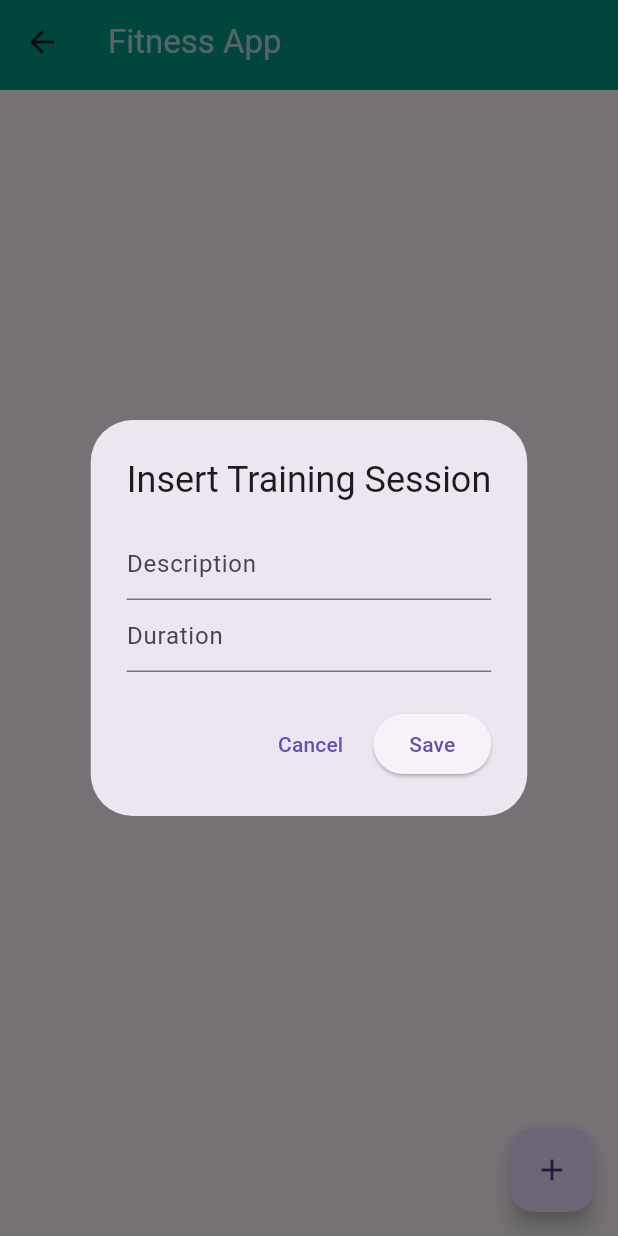
After one commit to Nullises/flutter_application_test, a Flutter app: the SessionsScreen screen opened directly, after a tap on the "add" icon, on a phone screen of 412 x 824 dp. The commit adds this screen. Run offline on Flutter 3.47's test engine with Material 3 defaults, Android fonts, the phone set to English and light mode, and no system bars; our stand-ins replace shared_preferences; accounts and stored records are empty.

Commit message:
feature/shared_preferences_and_web_rest

```diff
--- /dev/null
+++ b/lib/data/session.dart
@@ -0,0 +1,24 @@
+class Session {
+  int id = 0;
+  String date = '';
+  String description = '';
+  int duration = 0;
+
+  Session(this.id, this.date, this.description, this.duration);
+
+  Session.fromJson(Map<String, dynamic> sessionMap) {
+    id = sessionMap['id'] ?? 0;
+    date = sessionMap['date'] ?? '';
+    description = sessionMap['description'] ?? '';
+    duration = sessionMap['duration'] ?? 0;
+  }
+
+  Map<String, dynamic> toJson() {
+    return {
+      'id': id,
+      'date': date,
+      'description': description,
+      'duration': duration
+    };
+  }
+}
--- /dev/null
+++ b/lib/data/shared_preferences_helper.dart
@@ -0,0 +1,42 @@
+import 'dart:convert';
+import 'package:flutter_application_test/data/session.dart';
+import 'package:shared_preferences/shared_preferences.dart';
+
+class SPHelper {
+  static late SharedPreferences preferences;
+
+  Future init() async {
+    preferences = await SharedPreferences.getInstance();
+  }
+
+  Future writeSession(Session session) async {
+    preferences.setString(session.id.toString(), jsonEncode(session.toJson()));
+  }
+
+  List<Session> getSessions() {
+    List<Session> sessions = [];
+    Set<String> keys = preferences.getKeys();
+    for (String key in keys) {
+      if (key != 'counter') {
+        Session session =
+            Session.fromJson(jsonDecode(preferences.getString(key) ?? ''));
+        sessions.add(session);
+      }
+    }
+    return sessions;
+  }
+
+  Future setCounter() async {
+    int counter = preferences.getInt('counter') ?? 0;
+    counter++;
+    await preferences.setInt('counter', counter);
+  }
+
+  int getCounter() {
+    return preferences.getInt('counter') ?? 0;
+  }
+
+  Future deleteSession(int id) async {
+    return preferences.remove(id.toString());
+  }
+}
--- a/lib/screens/bmi.dart
+++ b/lib/screens/bmi.dart
@@ -38,7 +38,9 @@ class _BmiState extends State<Bmi> {
     return Scaffold(
         appBar: const PreferredSize(
           preferredSize: Size.fromHeight(60),
-          child: Navbar(),
+          child: Navbar(
+            title: 'BMI',
+          ),
         ),
         bottomNavigationBar: const MenuBottom(),
         drawer: const MenuDrawer(),
--- a/lib/screens/home.dart
+++ b/lib/screens/home.dart
@@ -11,7 +11,9 @@ class Home extends StatelessWidget {
     return Scaffold(
       appBar: const PreferredSize(
         preferredSize: Size.fromHeight(60),
-        child: Navbar(),
+        child: Navbar(
+          title: '',
+        ),
       ),
       drawer: const MenuDrawer(),
       bottomNavigationBar: const MenuBottom(),
@@ -26,7 +28,7 @@ class Home extends StatelessWidget {
                       borderRadius: BorderRadius.all(Radius.circular(20)),
                       color: Colors.white70),
                   child: const Text(
-                    'OLA K ASE',
+                    'Fitness App',
                     textAlign: TextAlign.center,
                     style: TextStyle(fontSize: 24, shadows: [
                       Shadow(
--- /dev/null
+++ b/lib/screens/sessions_screen.dart
@@ -0,0 +1,117 @@
+import "package:flutter/material.dart";
+import "package:flutter_application_test/data/session.dart";
+import "package:flutter_application_test/data/shared_preferences_helper.dart";
+import "package:flutter_application_test/shared/navbar.dart";
+import "package:shared_preferences/shared_preferences.dart";
+
+class SessionsScreen extends StatefulWidget {
+  const SessionsScreen({super.key});
+
+  @override
+  State<SessionsScreen> createState() => _SessionsScreenState();
+}
+
+class _SessionsScreenState extends State<SessionsScreen> {
+  List<Session> sessions = [];
+  final TextEditingController txtDescription = TextEditingController();
+  final TextEditingController txtDuration = TextEditingController();
+  final SPHelper spHelper = SPHelper();
+
+  @override
+  void initState() {
+    spHelper.init().then((value) => updateScreen());
+    super.initState();
+  }
+
+  @override
+  Widget build(BuildContext context) {
+    return Scaffold(
+      appBar: const PreferredSize(
+        preferredSize: Size.fromHeight(60),
+        child: Navbar(
+          title: 'Your Training Sessions',
+        ),
+      ),
+      body: ListView(children: getContent()),
+      floatingActionButton: FloatingActionButton(
+        onPressed: () {
+          showSessionDialog(context);
+        },
+        child: const Icon(Icons.add),
+      ),
+    );
+  }
+
+  Future<dynamic> showSessionDialog(BuildContext context) async {
+    return showDialog(
+        context: context,
+        builder: (BuildContext context) {
+          return AlertDialog(
+            title: const Text('Insert Training Session'),
+            content: SingleChildScrollView(
+              child: Column(
+                children: [
+                  TextField(
+                    controller: txtDescription,
+                    decoration: const InputDecoration(hintText: 'Description'),
+                  ),
+                  TextField(
+                    controller: txtDuration,
+                    decoration: const InputDecoration(hintText: 'Duration'),
+                  )
+                ],
+              ),
+            ),
+            actions: [
+              TextButton(
+                  onPressed: () {
+                    Navigator.pop(
+                      context,
+                    );
+                    txtDescription.text = '';
+                    txtDuration.text = '';
+                  },
+                  child: const Text('Cancel')),
+              ElevatedButton(onPressed: saveSession, child: const Text('Save'))
+            ],
+          );
+        });
+  }
+
+  Future saveSession() async {
+    DateTime now = DateTime.now();
+    String today = "${now.year}/${now.month}/${now.day}";
+    int id = spHelper.getCounter() + 1;
+    Session newSession = Session(
+        id, today, txtDescription.text, int.tryParse(txtDuration.text) ?? 0);
+    spHelper.writeSession(newSession).then((_) {
+      updateScreen();
+      spHelper.setCounter();
+    });
+    txtDescription.text = '';
+    txtDuration.text = '';
+    Navigator.pop(context);
+  }
+
+  List<Widget> getContent() {
+    List<Widget> tiles = [];
+    for (var session in sessions) {
+      tiles.add(Dismissible(
+        key: UniqueKey(),
+        onDismissed: (_) {
+          spHelper.deleteSession(session.id).then((value) => updateScreen());
+        },
+        child: ListTile(
+          title: Text(session.description),
+          subtitle: Text('${session.date} - duration: ${session.duration} min'),
+        ),
+      ));
+    }
+    return tiles;
+  }
+
+  void updateScreen() {
+    sessions = spHelper.getSessions();
+    setState(() {});
+  }
+}
--- a/lib/shared/menu_drawer.dart
+++ b/lib/shared/menu_drawer.dart
@@ -1,6 +1,8 @@
 import "package:flutter/material.dart";
 import "package:flutter_application_test/screens/bmi.dart";
 import "package:flutter_application_test/screens/home.dart";
+import "package:flutter_application_test/screens/sessions_screen.dart";
+import "package:flutter_application_test/screens/weather.dart";
 
 class MenuDrawer extends StatelessWidget {
   const MenuDrawer({super.key});
@@ -22,7 +24,7 @@ class MenuDrawer extends StatelessWidget {
         color: Colors.teal,
       ),
       child: Text(
-        'Globo App',
+        'Fitness Lifestyle',
         style: TextStyle(color: Colors.white70, fontSize: 24),
       ),
     ));
@@ -40,6 +42,10 @@ class MenuDrawer extends StatelessWidget {
               break;
             case 'BMI':
               screen = const Bmi();
+            case 'Weather':
+              screen = const Weather();
+            case 'Training':
+              screen = const SessionsScreen();
             default:
           }
           Navigator.of(context).pop();
--- a/lib/shared/navbar.dart
+++ b/lib/shared/navbar.dart
@@ -3,13 +3,14 @@ import "package:flutter/material.dart";
 class Navbar extends StatelessWidget {
   const Navbar({
     super.key,
+    required String title,
   });
 
   @override
   Widget build(BuildContext context) {
     return AppBar(
       title: const Text(
-        'GloboApp',
+        'Fitness App',
         style: TextStyle(color: Colors.white70),
       ),
       backgroundColor: Colors.teal,
--- a/pubspec.yaml
+++ b/pubspec.yaml
@@ -9,6 +9,8 @@ environment:
 dependencies:
   flutter:
     sdk: flutter
+  http: ^1.1.2
+  shared_preferences: ^2.2.2
 
 dev_dependencies:
   flutter_test:
```
Also changed, not shown: lib/data/http_helper.dart (added, +22 -0 lines), lib/data/weather_data.dart (added, +28 -0 lines), lib/screens/weather.dart (added, +76 -0 lines), pubspec.lock, 1 other file.
